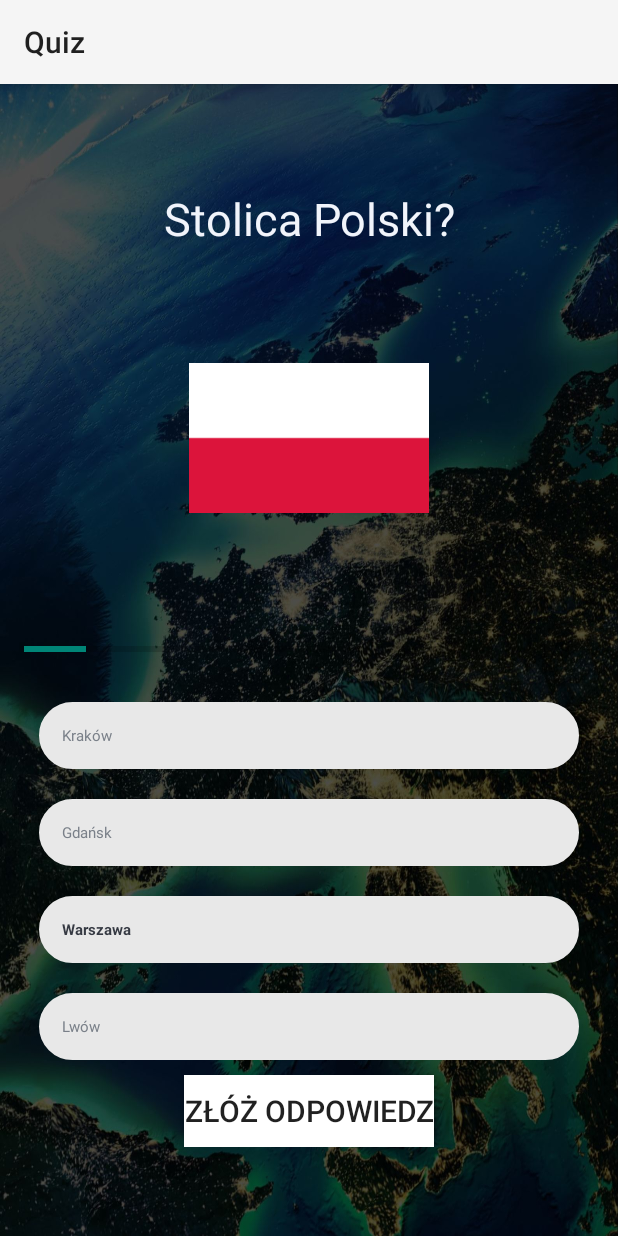
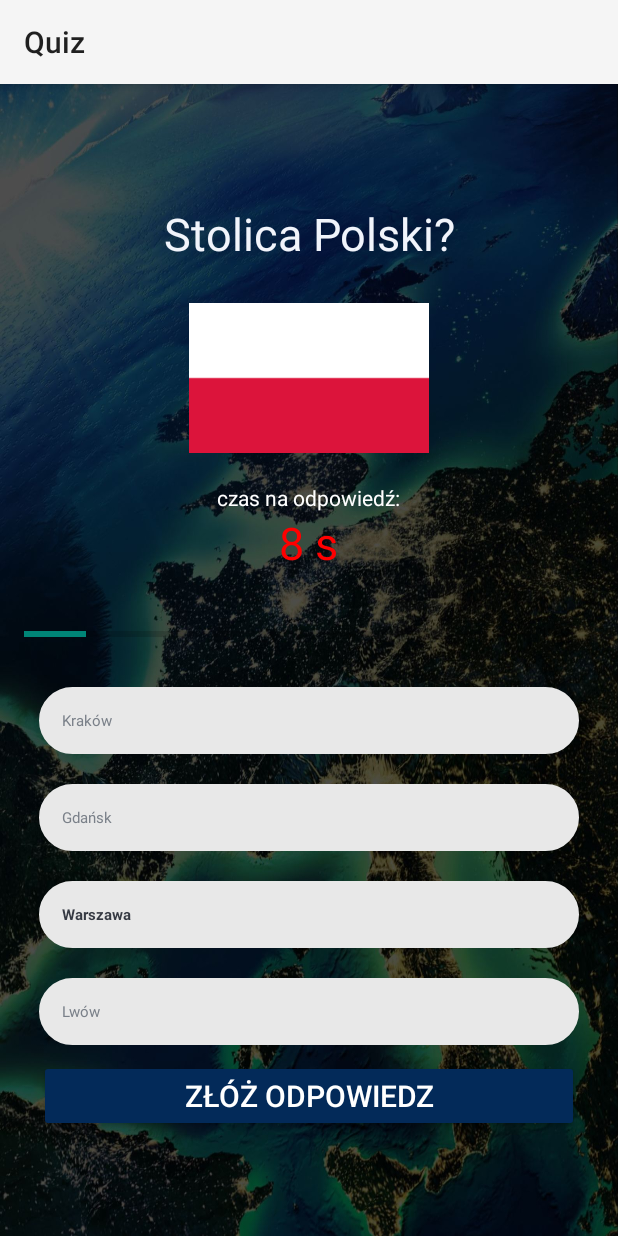
Before and after one commit to Igor5667/Quiz, an Android app: the QuizQuestionsActivity screen opened directly, with no data from a screen before it, after a tap on "Warszawa", on a phone screen of 412 x 824 dp. Run offline under Robolectric (Android 15) with nearby library versions, the phone set to English and light mode, and no system bars; 2 other taps on this screen came first.

Commit message:
timer dodany i results ulepszony

```diff
--- a/app/src/main/java/com/example/quiz/QuizQuestionsActivity.kt
+++ b/app/src/main/java/com/example/quiz/QuizQuestionsActivity.kt
@@ -5,6 +5,7 @@ import android.graphics.Color
 import android.graphics.Typeface
 import androidx.appcompat.app.AppCompatActivity
 import android.os.Bundle
+import android.os.CountDownTimer
 import android.util.Log
 import android.view.View
 import android.widget.Button
@@ -14,10 +15,10 @@ import android.widget.TextView
 import android.widget.Toast
 import androidx.core.content.ContextCompat
 
-class QuizQuestionsActivity : AppCompatActivity() , View.OnClickListener {
+class QuizQuestionsActivity : AppCompatActivity(), View.OnClickListener {
 
-    private var questionsList : ArrayList<Question>? = null
-    private var currentIndex : Int = 1
+    private var questionsList: ArrayList<Question>? = null
+    private var currentIndex: Int = 1
     private var selectedOptionPosition: Int = 1
 
     private var progressBar: ProgressBar? = null
@@ -32,7 +33,11 @@ class QuizQuestionsActivity : AppCompatActivity() , View.OnClickListener {
     private var imageView: ImageView? = null
     private var buttonSubmit: Button? = null
 
+    private var timerTextView: TextView? = null
+
     private var pointsAmount: Int = 8
+    private var submision: Boolean = false
+    private var currentTimer: CountDownTimer? = null
 
     override fun onCreate(savedInstanceState: Bundle?) {
         super.onCreate(savedInstanceState)
@@ -40,17 +45,19 @@ class QuizQuestionsActivity : AppCompatActivity() , View.OnClickListener {
 
         questionsList = Constants.getQuestions()
 
-        progressBar=findViewById(R.id.progress_bar)
-        textviewProgressBar=findViewById(R.id.textview_progress_bar)
-        textviewQuestion=findViewById(R.id.textview_question)
+        progressBar = findViewById(R.id.progress_bar)
+        textviewProgressBar = findViewById(R.id.textview_progress_bar)
+        textviewQuestion = findViewById(R.id.textview_question)
 
-        textviewOptionOne=findViewById(R.id.textview_option_one)
-        textviewOptionTwo=findViewById(R.id.textview_option_two)
-        textviewOptionThree=findViewById(R.id.textview_option_three)
-        textviewOptionFour=findViewById(R.id.textview_option_four)
+        textviewOptionOne = findViewById(R.id.textview_option_one)
+        textviewOptionTwo = findViewById(R.id.textview_option_two)
+        textviewOptionThree = findViewById(R.id.textview_option_three)
+        textviewOptionFour = findViewById(R.id.textview_option_four)
 
-        imageView=findViewById(R.id.imageview_image)
-        buttonSubmit=findViewById(R.id.btn_submit)
+        imageView = findViewById(R.id.imageview_image)
+        buttonSubmit = findViewById(R.id.btn_submit)
+
+        timerTextView = findViewById<TextView>(R.id.timer)
 
         textviewOptionOne?.setOnClickListener(this)
         textviewOptionTwo?.setOnClickListener(this)
@@ -59,12 +66,13 @@ class QuizQuestionsActivity : AppCompatActivity() , View.OnClickListener {
         buttonSubmit?.setOnClickListener(this)
 
         setQuestion()
+        startTimer()
     }
 
-    private fun setQuestion(){
+    private fun setQuestion() {
         defaultOptionsView()
 
-        val question: Question = questionsList!![currentIndex-1]
+        val question: Question = questionsList!![currentIndex - 1]
         textviewQuestion?.text = question.question
         imageView?.setImageResource(question.image)
         progressBar?.progress = currentIndex
@@ -75,45 +83,70 @@ class QuizQuestionsActivity : AppCompatActivity() , View.OnClickListener {
         textviewOptionThree?.text = question.optionThree
         textviewOptionFour?.text = question.optionFour
 
-        buttonSubmit?.text="Złóż odpowiedz"
-
+        buttonSubmit?.text = "Złóż odpowiedz"
+        startTimer()
     }
 
-    private fun defaultOptionsView(){
+    private fun startTimer() {
+        currentTimer?.cancel()
+        timerTextView?.setTextColor(Color.parseColor("#ffffff"))
+        timerTextView?.setTextSize(15f)
+        currentTimer = object : CountDownTimer(15000, 1000) {
+            override fun onTick(millisUntilFinished: Long) {
+                val secondsLeft = millisUntilFinished / 1000
+                timerTextView?.text = "$secondsLeft s"
+                if (secondsLeft < 10) {
+                    timerTextView?.setTextColor(Color.parseColor("#ff0000"))
+                    timerTextView?.setTextSize(30f)
+                }
+            }
+
+            override fun onFinish() {
+                timerTextView?.text = "Koniec czasu"
+                submision=true
+                pointsAmount--
+                buttonSubmit?.text = "Kolejne pytanie"
+            }
+        }
+        currentTimer?.start()
+    }
+
+
+
+    private fun defaultOptionsView() {
         val options = ArrayList<TextView?>()
 
-        textviewOptionOne.let{
+        textviewOptionOne?.let {
             options.add(0, it)
         }
-        textviewOptionTwo.let{
+        textviewOptionTwo?.let {
             options.add(1, it)
         }
-        textviewOptionThree.let{
+        textviewOptionThree?.let {
             options.add(2, it)
         }
-        textviewOptionFour.let{
+        textviewOptionFour?.let {
             options.add(3, it)
         }
 
-        for(option in options){
+        for (option in options) {
             option?.setTextColor(Color.parseColor("#7a8089"))
-            option?.typeface= Typeface.DEFAULT
+            option?.typeface = Typeface.DEFAULT
             option?.background = ContextCompat.getDrawable(this, R.drawable.default_option_border_bg)
         }
     }
 
-    private fun selectedOptionsView(textview: TextView, selectedOptionNumber: Int){
+    private fun selectedOptionsView(textview: TextView, selectedOptionNumber: Int) {
         defaultOptionsView()
 
         selectedOptionPosition = selectedOptionNumber
         textview.setTextColor(Color.parseColor("#363a43"))
         textview.setTypeface(textview.typeface, Typeface.BOLD)
         textview.background = ContextCompat.getDrawable(this, R.drawable.default_option_border_bg)
-
     }
 
-    private fun answerView(answer: Int, drawableView: Int){
-        when(answer){
+    private fun answerView(answer: Int, drawableView: Int) {
+        when (answer) {
             1 -> textviewOptionOne?.background = ContextCompat.getDrawable(this, drawableView)
             2 -> textviewOptionTwo?.background = ContextCompat.getDrawable(this, drawableView)
             3 -> textviewOptionThree?.background = ContextCompat.getDrawable(this, drawableView)
@@ -121,25 +154,33 @@ class QuizQuestionsActivity : AppCompatActivity() , View.OnClickListener {
         }
     }
 
-    override fun onClick(v: View?){
-        when(v?.id){
+    override fun onClick(v: View?) {
+        when (v?.id) {
             R.id.textview_option_one -> {
+                if (submision) return
                 textviewOptionOne?.let { selectedOptionsView(it, 1) }
             }
             R.id.textview_option_two -> {
-                textviewOptionTwo?.let { selectedOptionsView(it, 2) }
+                if (!submision) {
+                    textviewOptionTwo?.let { selectedOptionsView(it, 2) }
+                }
             }
             R.id.textview_option_three -> {
-                textviewOptionThree?.let { selectedOptionsView(it, 3) }
+                if (!submision) {
+                    textviewOptionThree?.let { selectedOptionsView(it, 3) }
+                }
             }
             R.id.textview_option_four -> {
-                textviewOptionFour?.let { selectedOptionsView(it, 4) }
+                if (!submision) {
+                    textviewOptionFour?.let { selectedOptionsView(it, 4) }
+                }
             }
             R.id.btn_submit -> {
-                if(selectedOptionPosition == 0){
+                if (selectedOptionPosition == 0) {
                     currentIndex++
-                    when{
+                    when {
                         currentIndex <= questionsList!!.size -> {
+                            submision = false
                             setQuestion()
                         }
                         else -> {
@@ -151,22 +192,20 @@ class QuizQuestionsActivity : AppCompatActivity() , View.OnClickListener {
                             finish()
                         }
                     }
-                }else{
-                    val question = questionsList?.get(currentIndex-1)
-                    if(question!!.correctAnswer != selectedOptionPosition){
+                } else {
+                    val question = questionsList?.get(currentIndex - 1)
+                    if (question!!.correctAnswer != selectedOptionPosition) {
                         answerView(selectedOptionPosition, R.drawable.wrong_option_border_bg)
-
-                        pointsAmount-- //odejmowanie blędnych odpowiedzi
+                        pointsAmount-- // odejmowanie błędnych odpowiedzi
                     }
                     answerView(question.correctAnswer, R.drawable.correct_option_border_bg)
 
-                    Log.i("pointsAmount", "$pointsAmount")
-
-                    if(currentIndex == questionsList!!.size){
+                    if (currentIndex == questionsList!!.size) {
                         buttonSubmit?.text = "Koniec"
-                    }else {
+                    } else {
                         buttonSubmit?.text = "Kolejne pytanie"
                     }
+                    submision = true
                 }
                 selectedOptionPosition = 0
             }
--- a/app/src/main/res/layout/activity_quiz_questions.xml
+++ b/app/src/main/res/layout/activity_quiz_questions.xml
@@ -30,12 +30,27 @@
         <ImageView
             android:id="@+id/imageview_image"
             android:layout_width="wrap_content"
-            android:layout_height="200dp"
+            android:layout_height="wrap_content"
             android:layout_marginTop="16dp"
             android:contentDescription="Quiz image"
-            tools:src="@drawable/audi"
+            android:layout_marginBottom="20dp"
+            tools:src="@drawable/flag_pl"
             />
 
+        <TextView
+            android:layout_width="wrap_content"
+            android:layout_height="wrap_content"
+            android:text="czas na odpowiedź:"
+            android:textColor="@color/white"
+        />
+        <TextView
+            android:id="@+id/timer"
+            android:layout_width="wrap_content"
+            android:layout_height="wrap_content"
+            android:textColor="@color/white"
+            android:textSize="15sp"
+            android:text="60s"
+            />
         <LinearLayout
             android:layout_width="match_parent"
             android:layout_height="wrap_content"
@@ -118,12 +133,14 @@
 
         <Button
             android:id="@+id/btn_submit"
-            android:layout_width="wrap_content"
+            android:layout_width="match_parent"
             android:layout_height="wrap_content"
+            android:layout_marginHorizontal="10dp"
+            android:backgroundTint="#032A59"
             android:text="Oddaj odpowiedź"
+            android:textColor="@color/white"
             android:textSize="20sp"
-            android:background="@color/design_default_color_background"
-            />
+            app:rippleColor="#3578FF" />
 
     </LinearLayout>
 
```
Also changed, not shown: app/src/main/java/com/example/quiz/MainActivity.kt (+6 -3 lines), app/src/main/java/com/example/quiz/ResultsActivity.kt (+9 -7 lines), app/src/main/res/layout/activity_main.xml (+7 -3 lines), app/src/main/res/layout/results_activity.xml (+4 -3 lines).
